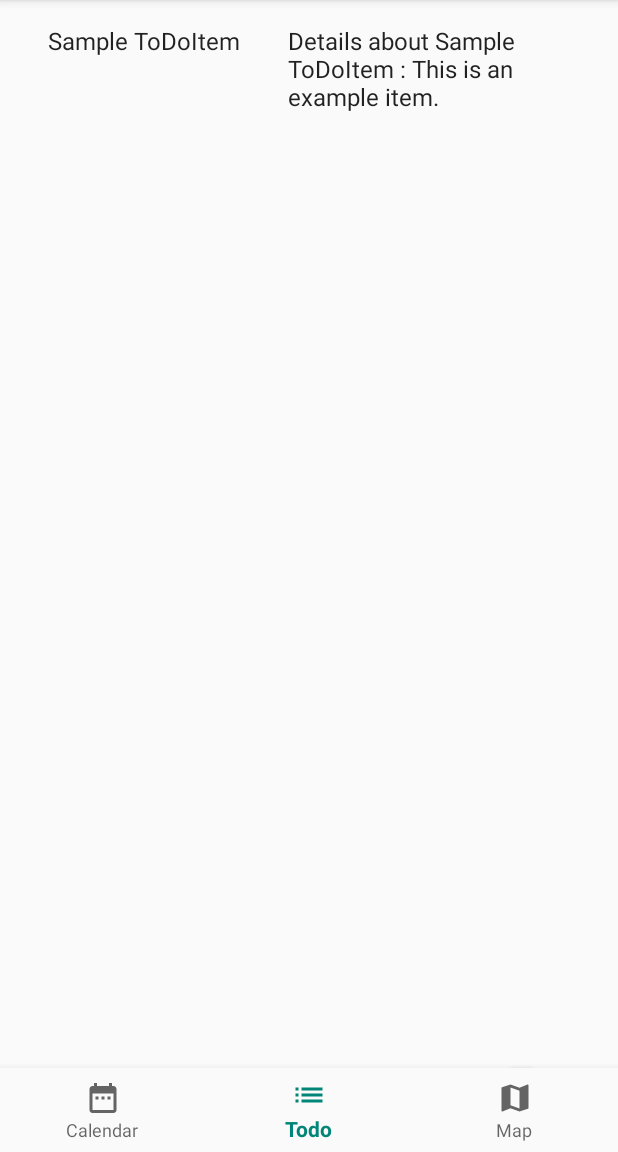
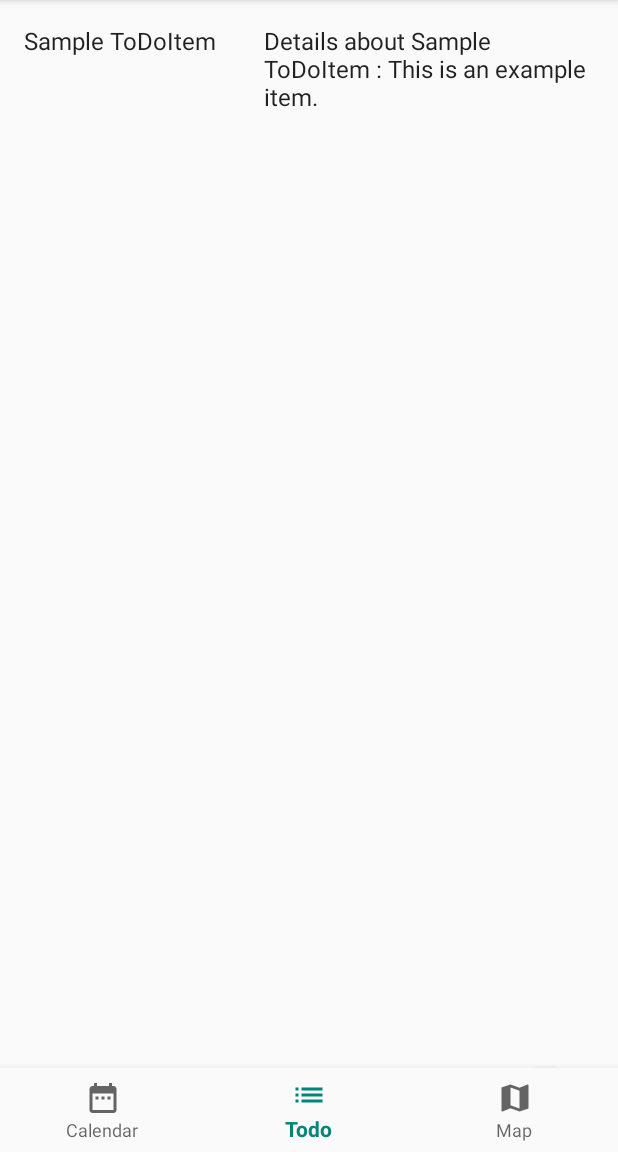
Before and after one commit to aaronpaczak/coe1530, an Android app: the screen it shows after launch (MainView), item 2 of the bottom bar chosen, on a phone screen of 412 x 824 dp, the part 84-1236 px from its top. Run offline under Robolectric (Android 15) with nearby library versions, the phone set to English and light mode, and no system bars; libraries missing offline, so code that uses them is left out: com.roomorama.caldroid.

Commit message:
almost working fab, just doesnt show up

```diff
--- a/app/src/main/java/coe1530/eatyourleftovers/MyTodoItemRecyclerViewAdapter.java
+++ b/app/src/main/java/coe1530/eatyourleftovers/MyTodoItemRecyclerViewAdapter.java
@@ -1,5 +1,6 @@
 package coe1530.eatyourleftovers;
 
+import android.content.Context;
 import android.content.Intent;
 import android.support.design.widget.FloatingActionButton;
 import android.support.v7.widget.RecyclerView;
@@ -29,10 +30,11 @@ public class MyTodoItemRecyclerViewAdapter extends RecyclerView.Adapter<MyTodoIt
         mListener = listener;
     }
 
+
     @Override
     public ViewHolder onCreateViewHolder(ViewGroup parent, int viewType) {
         View view = LayoutInflater.from(parent.getContext())
-                .inflate(R.layout.fragment_todoitem, parent, false);
+                .inflate(R.layout.fragment_todoitem_list, parent, false);
         return new ViewHolder(view);
     }
 
--- a/app/src/main/java/coe1530/eatyourleftovers/TodoItemFragment.java
+++ b/app/src/main/java/coe1530/eatyourleftovers/TodoItemFragment.java
@@ -31,6 +31,10 @@ public class TodoItemFragment extends Fragment {
     private int mColumnCount = 1;
     private OnListFragmentInteractionListener mListener;
 
+    // Member variables for the adapter and RecyclerView
+    private MyTodoItemRecyclerViewAdapter mAdapter;
+    RecyclerView mRecyclerView;
+
     /**
      * Mandatory empty constructor for the fragment manager to instantiate the
      * fragment (e.g. upon screen orientation changes).
@@ -52,46 +56,9 @@ public class TodoItemFragment extends Fragment {
     public void onCreate(Bundle savedInstanceState) {
         super.onCreate(savedInstanceState);
 
-
         if (getArguments() != null) {
             mColumnCount = getArguments().getInt(ARG_COLUMN_COUNT);
         }
-
-
-//        /*
-//         Add a touch helper to the RecyclerView to recognize when a user swipes to delete an item.
-//         An ItemTouchHelper enables touch behavior (like swipe and move) on each ViewHolder,
-//         and uses callbacks to signal when a user is performing these actions.
-//         */
-//        new ItemTouchHelper(new ItemTouchHelper.SimpleCallback(0, ItemTouchHelper.LEFT | ItemTouchHelper.RIGHT) {
-//            @Override
-//            public boolean onMove(RecyclerView recyclerView, RecyclerView.ViewHolder viewHolder, RecyclerView.ViewHolder target) {
-//                return false;
-//            }
-//
-//            // Called when a user swipes left or right on a ViewHolder
-//            @Override
-//            public void onSwiped(RecyclerView.ViewHolder viewHolder, int swipeDir) {
-//                // TODO: 9.1. Implement swipe delete for a single item
-//
-//                // Retrieve the id of the task to delete
-//                int id = (int) viewHolder.itemView.getTag();
-//
-//                // Build appropriate uri with String row id appended
-//                String stringId = Integer.toString(id);
-//                Uri uri = TaskContract.TaskEntry.CONTENT_URI;
-//                uri = uri.buildUpon().appendPath(stringId).build();
-//
-//                // Delete via a ContentResolver
-//                getContentResolver().delete(uri, null, null);
-//
-//                // TODO: 9.2. Re-query for all tasks after a deletion
-//                getSupportLoaderManager().restartLoader(TASK_LOADER_ID, null, MainActivity.this);
-//            }
-//        }).attachToRecyclerView(mRecyclerView);
-
-
-
 
     }
 
@@ -99,19 +66,24 @@ public class TodoItemFragment extends Fragment {
     @Override
     public View onCreateView(LayoutInflater inflater, ViewGroup container,
                              Bundle savedInstanceState) {
-        View view = inflater.inflate(R.layout.fragment_todoitem_list, container, false);
+        super.onCreate(savedInstanceState);
+        View view = inflater.inflate(R.layout.fragment_todoitem, container, false);
 
-        // Set the adapter
-        if (view instanceof RecyclerView) {
-            Context context = view.getContext();
-            RecyclerView recyclerView = (RecyclerView) view;
-            if (mColumnCount <= 1) {
-                recyclerView.setLayoutManager(new LinearLayoutManager(context));
-            } else {
-                recyclerView.setLayoutManager(new GridLayoutManager(context, mColumnCount));
-            }
-            recyclerView.setAdapter(new MyTodoItemRecyclerViewAdapter(ToDoList.ITEMS, mListener));
+        // Set the RecyclerView to its corresponding view
+        mRecyclerView = (RecyclerView) view.findViewById(R.id.recyclerViewTasks);
+        Context context = view.getContext();
+
+        // Set the layout for the RecyclerView to be a linear layout, which measures and
+        // positions items within a RecyclerView into a linear list
+        if (mColumnCount <= 1) {
+            mRecyclerView.setLayoutManager(new LinearLayoutManager(context));
+        } else {
+            mRecyclerView.setLayoutManager(new GridLayoutManager(context, mColumnCount));
         }
+
+        // Initialize the adapter and attach it to the RecyclerView
+        mAdapter = new MyTodoItemRecyclerViewAdapter(ToDoList.ITEMS, mListener);
+        mRecyclerView.setAdapter(mAdapter);
 
         /*
          Set the Floating Action Button (FAB) to its corresponding View.
@@ -119,7 +91,6 @@ public class TodoItemFragment extends Fragment {
          to launch the AddTaskActivity.
          */
         FloatingActionButton fabButton = view.findViewById(R.id.fab);
-        if (fabButton == null) { System.out.println("NULLLL");}
         fabButton.setOnClickListener(new View.OnClickListener() {
             @Override
             public void onClick(View view) {
--- a/app/src/main/res/layout/fragment_todoitem.xml
+++ b/app/src/main/res/layout/fragment_todoitem.xml
@@ -11,27 +11,27 @@
         android:layout_height="match_parent"
         android:paddingBottom="8dp" />
 
-    <LinearLayout xmlns:android="http://schemas.android.com/apk/res/android"
-    android:layout_width="wrap_content"
-    android:layout_height="wrap_content"
-    android:orientation="horizontal">
+    <!--<LinearLayout xmlns:android="http://schemas.android.com/apk/res/android"-->
+    <!--android:layout_width="wrap_content"-->
+    <!--android:layout_height="wrap_content"-->
+    <!--android:orientation="horizontal">-->
 
-    <TextView
-    android:id="@+id/item_number"
-    android:layout_width="wrap_content"
-    android:layout_height="wrap_content"
-    android:layout_margin="@dimen/text_margin"
-    android:textAppearance="?attr/textAppearanceListItem" />
+        <!--<TextView-->
+        <!--android:id="@+id/item_number"-->
+        <!--android:layout_width="wrap_content"-->
+        <!--android:layout_height="wrap_content"-->
+        <!--android:layout_margin="@dimen/text_margin"-->
+        <!--android:textAppearance="?attr/textAppearanceListItem" />-->
 
-    <TextView
-    android:id="@+id/content"
-    android:layout_width="wrap_content"
-    android:layout_height="wrap_content"
-    android:layout_margin="@dimen/text_margin"
-    android:textAppearance="?attr/textAppearanceListItem" />
+        <!--<TextView-->
+        <!--android:id="@+id/content"-->
+        <!--android:layout_width="wrap_content"-->
+        <!--android:layout_height="wrap_content"-->
+        <!--android:layout_margin="@dimen/text_margin"-->
+        <!--android:textAppearance="?attr/textAppearanceListItem" />-->
 
 
-    </LinearLayout>
+    <!--</LinearLayout>-->
 
     <!-- Floating action button that launches AddTaskActivity when clicked -->
     <android.support.design.widget.FloatingActionButton
--- a/app/src/main/res/layout/fragment_todoitem_list.xml
+++ b/app/src/main/res/layout/fragment_todoitem_list.xml
@@ -1,13 +1,48 @@
 <?xml version="1.0" encoding="utf-8"?>
-<android.support.v7.widget.RecyclerView xmlns:android="http://schemas.android.com/apk/res/android"
-    xmlns:app="http://schemas.android.com/apk/res-auto"
-    xmlns:tools="http://schemas.android.com/tools"
-    android:id="@+id/list"
-    android:name="coe1530.eatyourleftovers.TodoItemFragment"
-    android:layout_width="match_parent"
-    android:layout_height="match_parent"
-    android:layout_marginLeft="16dp"
-    android:layout_marginRight="16dp"
-    app:layoutManager="LinearLayoutManager"
-    tools:context=".TodoItemFragment"
-    tools:listitem="@layout/fragment_todoitem" />
+
+    <!--
+        This linear layout contains a single item in the list of tasks displayed in the TodoItemFragment
+    -->
+
+<LinearLayout xmlns:android="http://schemas.android.com/apk/res/android"
+    android:layout_width="wrap_content"
+    android:layout_height="wrap_content"
+    android:orientation="horizontal">
+
+    <TextView
+        android:id="@+id/item_number"
+        android:layout_width="wrap_content"
+        android:layout_height="wrap_content"
+        android:layout_margin="@dimen/text_margin"
+        android:textAppearance="?attr/textAppearanceListItem" />
+
+    <TextView
+        android:id="@+id/content"
+        android:layout_width="wrap_content"
+        android:layout_height="wrap_content"
+        android:layout_margin="@dimen/text_margin"
+        android:textAppearance="?attr/textAppearanceListItem" />
+
+    <!-- A gray divider line at the bottom of each task -->
+    <View
+        android:layout_width="match_parent"
+        android:layout_height="1dp"
+        android:background="@android:color/darker_gray"/>
+
+</LinearLayout>
+
+
+
+
+    <!--<android.support.v7.widget.RecyclerView xmlns:android="http://schemas.android.com/apk/res/android"-->
+    <!--xmlns:app="http://schemas.android.com/apk/res-auto"-->
+    <!--xmlns:tools="http://schemas.android.com/tools"-->
+    <!--android:id="@+id/list"-->
+    <!--android:name="coe1530.eatyourleftovers.TodoItemFragment"-->
+    <!--android:layout_width="match_parent"-->
+    <!--android:layout_height="match_parent"-->
+    <!--android:layout_marginLeft="16dp"-->
+    <!--android:layout_marginRight="16dp"-->
+    <!--app:layoutManager="LinearLayoutManager"-->
+    <!--tools:context=".TodoItemFragment"-->
+    <!--tools:listitem="@layout/fragment_todoitem" />-->
```
